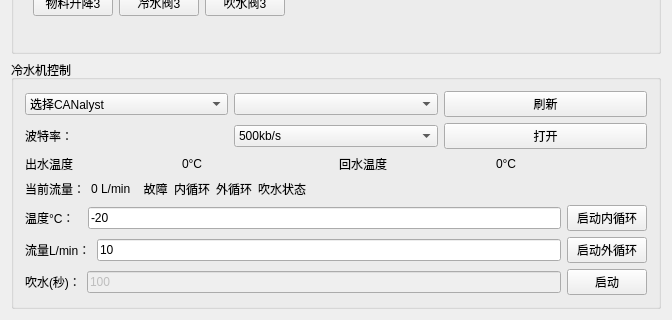
This is AutoDeviceManage.ui in BiggerBinBin/QtCanPlatform as Qt 5 draws it before an edit; both pictures show x 0 to 672 and y 539 to 859 of the 672 by 859 pixel window. The edited form follows.
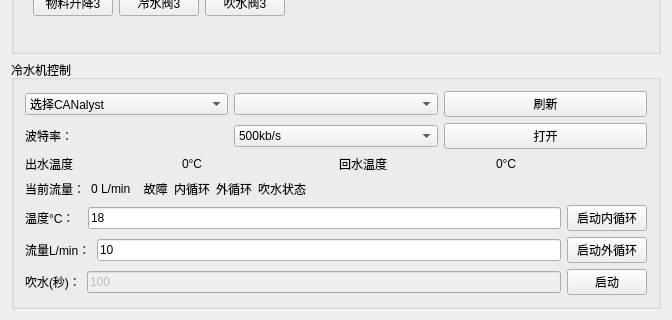
This is the edited form.

What changed in the file:
```diff
--- a/AutoDeviceManage.ui
+++ b/AutoDeviceManage.ui
@@ -776,7 +776,7 @@
               <item>
                <widget class="QLineEdit" name="lineEdit_inTemp">
                 <property name="text">
-                 <string>-20</string>
+                 <string>18</string>
                 </property>
                 <property name="maxLength">
                  <number>3</number>
```
